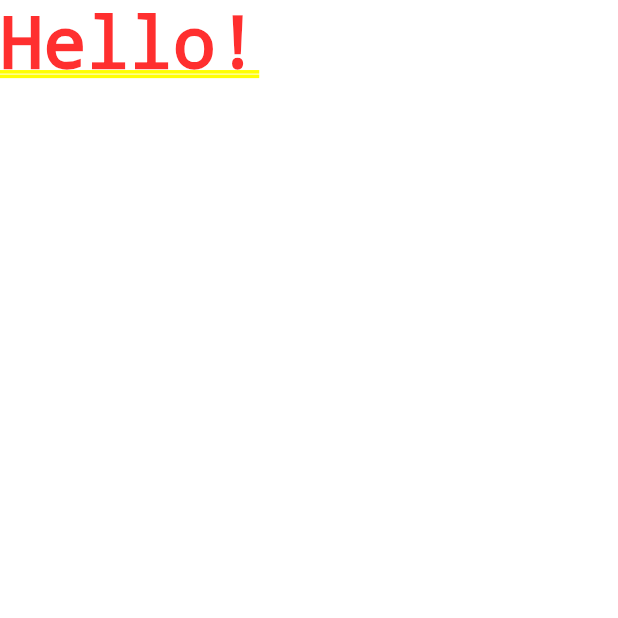
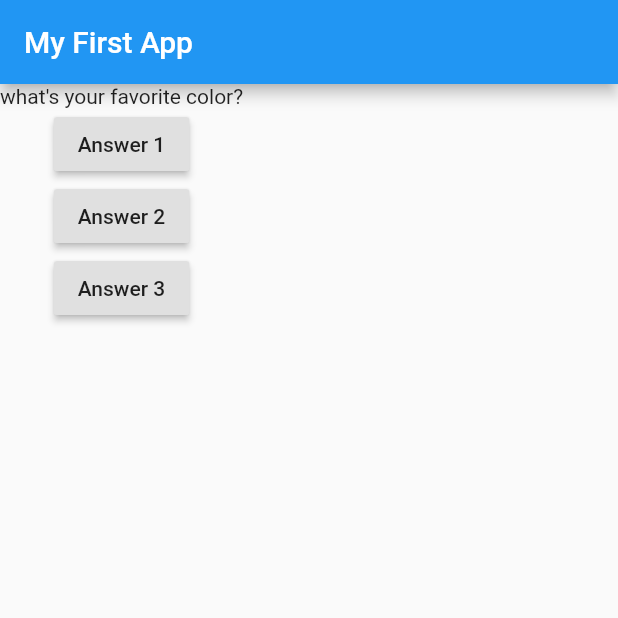
Before and after one commit to A-Falcon/flutter_complete_guide, a Flutter app: the screen it shows after launch, on a phone screen of 412 x 824 dp, the top half of it. Run offline on Flutter 3.47's test engine with Material 2 defaults, Android fonts, the phone set to English and light mode, and no system bars.

Commit message:
create question widget

```diff
--- a/lib/main.dart
+++ b/lib/main.dart
@@ -1,12 +1,54 @@
 import 'package:flutter/material.dart';
+import './question.dart';
 
 void main() => runApp(MyApp());
 
-class MyApp extends StatelessWidget {
+class MyApp extends StatefulWidget {
+  @override
+  State<StatefulWidget> createState() {
+    // TODO: implement createState
+    return _MyAppState();
+  }
+}
+
+class _MyAppState extends State<MyApp> {
+  var _questionIndex = 0;
+
+  void _answerQuestion() {
+    setState(() {
+      _questionIndex = _questionIndex + 1;
+    });
+
+    print(_questionIndex);
+  }
+
   @override
   Widget build(BuildContext ctx) {
+    var questions = [
+      'what\'s your favorite color?',
+      'what\'s your favorite animal',
+    ];
     return MaterialApp(
-      home: Text('Hello!'),
+      home: Scaffold(
+        appBar: AppBar(
+          title: Text('My First App'),
+        ),
+        body: Column(
+          children: [
+            Question(questions[_questionIndex]),
+            RaisedButton(child: Text('Answer 1'), onPressed: _answerQuestion),
+            RaisedButton(
+                child: Text('Answer 2'),
+                onPressed: () => print('Answer 2 chosen')),
+            RaisedButton(
+              child: Text('Answer 3'),
+              onPressed: () {
+                print('Answer 3 chosen');
+              },
+            ),
+          ],
+        ),
+      ),
     );
   }
 }
--- /dev/null
+++ b/lib/question.dart
@@ -0,0 +1,10 @@
+import 'package:flutter/material.dart';
+
+class Question extends StatelessWidget {
+  final String questionText;
+  Question(this.questionText);
+  @override
+  Widget build(BuildContext context) {
+    return Text(questionText);
+  }
+}
--- a/pubspec.yaml
+++ b/pubspec.yaml
@@ -23,7 +23,8 @@ environment:
 dependencies:
   flutter:
     sdk: flutter
-    flutter_lints: ^1.0.4
+
+  flutter_lints: ^1.0.4
 
   # The following adds the Cupertino Icons font to your application.
   # Use with the CupertinoIcons class for iOS style icons.
```
Also changed, not shown: pubspec.lock, 1 other file.
